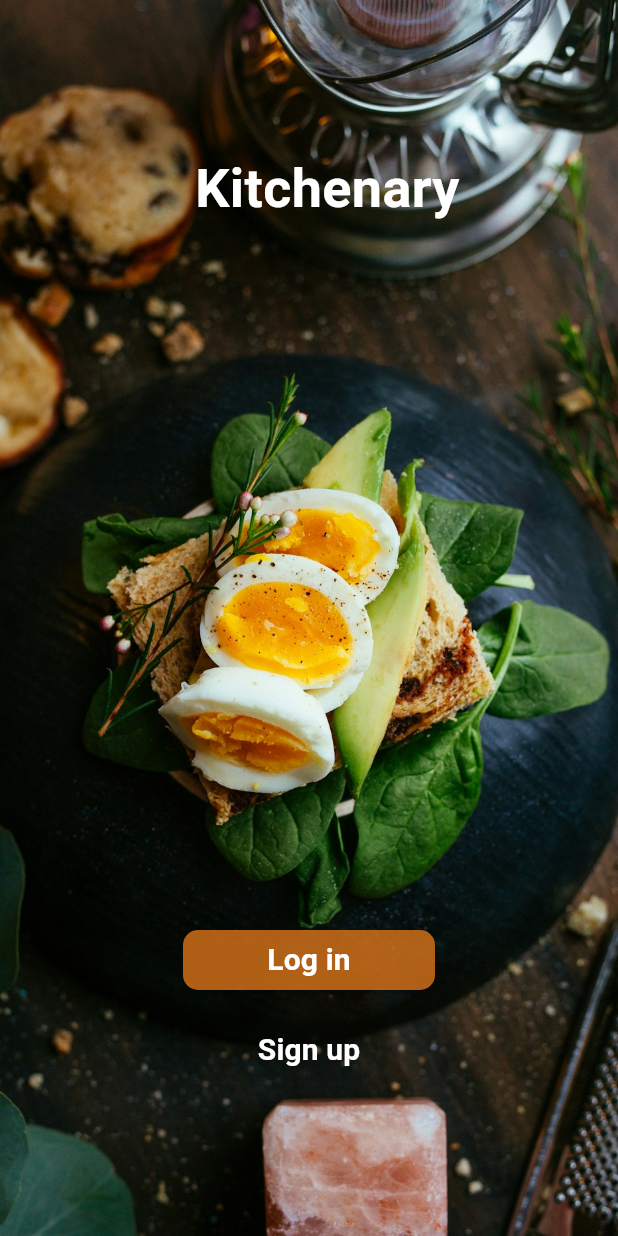
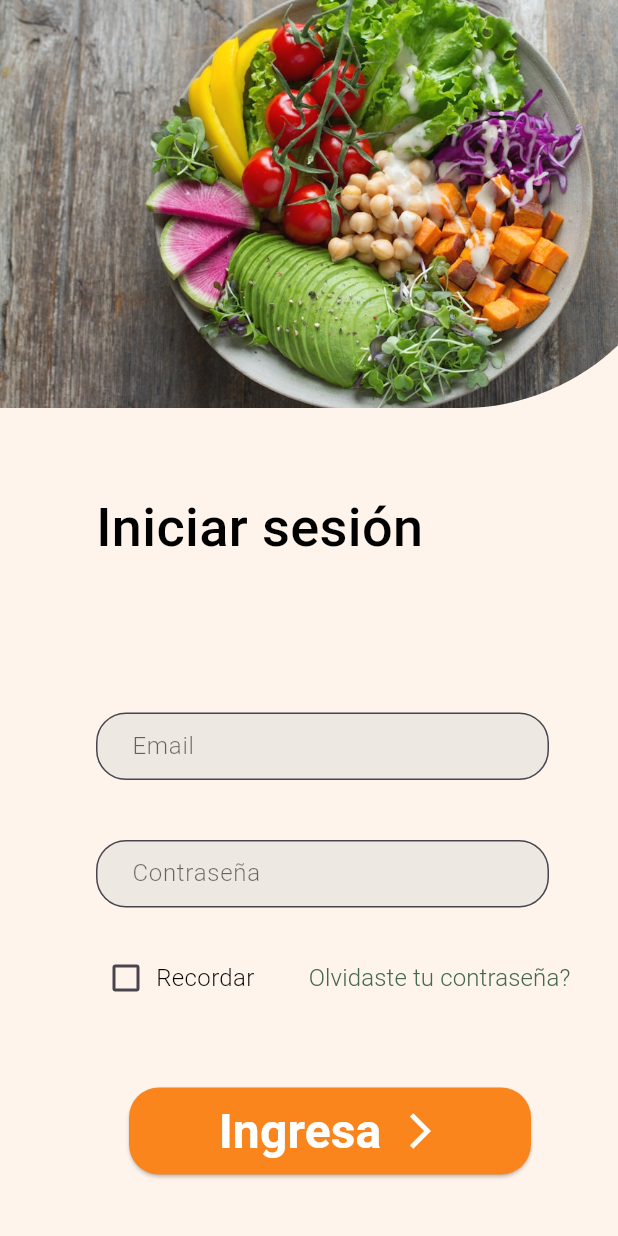
Before and after one commit to EduardoP0123/trabajo_kitchenary, a Flutter app: the screen it shows after launch, after a tap on "Log in", on a phone screen of 412 x 824 dp. Run offline on Flutter 3.47's test engine with Material 3 defaults, Android fonts, the phone set to English and light mode, and no system bars; Roboto replaces fonts that are missing (Fira Code, Khula).

Commit message:
login_screen, register_screen

```diff
--- /dev/null
+++ b/lib/screens/login_register__screens/login_screen.dart
@@ -0,0 +1,248 @@
+import 'package:flutter/material.dart';
+import 'package:proyecto_final_construccion/screens/login_register__screens/register_screen.dart';
+
+class LoginScreen extends StatefulWidget {
+  const LoginScreen({super.key});
+
+  @override
+  State<LoginScreen> createState() => _LoginScreenState();
+}
+
+class _LoginScreenState extends State<LoginScreen> {
+  bool rememberMe = false;
+  final TextEditingController emailController = TextEditingController();
+  final TextEditingController passwordController = TextEditingController();
+
+  @override
+  Widget build(BuildContext context) {
+    final size = MediaQuery.of(context).size;
+    return Scaffold(
+      backgroundColor: const Color(0xFFFFF4EB),
+      body: Stack(
+        children: [
+          // Fondo superior con imagen y borde redondeado
+          Positioned(
+            left: 0,
+            top: 0,
+            child: Opacity(
+              opacity: 0.97,
+              child: Container(
+                width: size.width + 46, // 430 + 46 = 476
+                height: 272,
+                decoration: const ShapeDecoration(
+                  image: DecorationImage(
+                    // Usa AssetImage si tienes la imagen local, si no, usa NetworkImage
+                    image: AssetImage('assets/images/login.jpg'),
+                    fit: BoxFit.cover,
+                  ),
+                  shape: RoundedRectangleBorder(
+                    borderRadius: BorderRadius.only(
+                      bottomRight: Radius.circular(150),
+                    ),
+                  ),
+                ),
+              ),
+            ),
+          ),
+
+          // Título "Iniciar sesión"
+          Positioned(
+            left: 64,
+            top: 326,
+            child: SizedBox(
+              width: 307,
+              height: 47,
+              child: Text(
+                'Iniciar sesión',
+                style: TextStyle(
+                  color: Colors.black,
+                  fontSize: 36,
+                  fontFamily: 'Fira Code',
+                  fontWeight: FontWeight.w500,
+                ),
+              ),
+            ),
+          ),
+
+          // Campo Email (TextField)
+          Positioned(
+            left: 64,
+            top: 475,
+            child: SizedBox(
+              width: 302,
+              height: 45,
+              child: TextField(
+                controller: emailController,
+                decoration: InputDecoration(
+                  hintText: 'Email',
+                  hintStyle: TextStyle(
+                    color: Colors.black.withOpacity(0.58),
+                    fontSize: 16,
+                    fontFamily: 'Khula',
+                    fontWeight: FontWeight.w300,
+                  ),
+                  filled: true,
+                  fillColor: const Color(0x72D9D9D9),
+                  contentPadding: const EdgeInsets.symmetric(horizontal: 20, vertical: 10),
+                  border: OutlineInputBorder(
+                    borderRadius: BorderRadius.circular(20),
+                  ),
+                ),
+              ),
+            ),
+          ),
+
+          // Campo Contraseña (TextField)
+          Positioned(
+            left: 64,
+            top: 560,
+            child: SizedBox(
+              width: 302,
+              height: 45,
+              child: TextField(
+                controller: passwordController,
+                obscureText: true,
+                decoration: InputDecoration(
+                  hintText: 'Contraseña',
+                  hintStyle: TextStyle(
+                    color: Colors.black.withOpacity(0.58),
+                    fontSize: 16,
+                    fontFamily: 'Khula',
+                    fontWeight: FontWeight.w300,
+                  ),
+                  filled: true,
+                  fillColor: const Color(0x72D9D9D9),
+                  contentPadding: const EdgeInsets.symmetric(horizontal: 20, vertical: 10),
+                  border: OutlineInputBorder(
+                    borderRadius: BorderRadius.circular(20),
+                  ),
+                ),
+              ),
+            ),
+          ),
+
+          // Recordar (Checkbox) y Olvidaste tu contraseña? (Botón)
+          Positioned(
+            left: 64,
+            top: 628,
+            child: Row(
+              children: [
+                Checkbox(
+                  value: rememberMe,
+                  onChanged: (value) {
+                    setState(() {
+                      rememberMe = value ?? false;
+                    });
+                  },
+                  activeColor: const Color(0xFFFA851D),
+                  materialTapTargetSize: MaterialTapTargetSize.shrinkWrap,
+                ),
+                const Text(
+                  'Recordar',
+                  style: TextStyle(
+                    color: Colors.black,
+                    fontSize: 16,
+                    fontFamily: 'Khula',
+                    fontWeight: FontWeight.w300,
+                  ),
+                ),
+                const SizedBox(width: 24),
+                TextButton(
+                  onPressed: () {
+                    // Acción de olvidar contraseña
+                  },
+                  child: const Text(
+                    'Olvidaste tu contraseña?',
+                    style: TextStyle(
+                      color: Color(0xFF436850),
+                      fontSize: 16,
+                      fontFamily: 'Khula',
+                      fontWeight: FontWeight.w300,
+                    ),
+                  ),
+                ),
+              ],
+            ),
+          ),
+          // Botón "Ingresa"
+          Positioned(
+            left: 86,
+            top: 725,
+            child: SizedBox(
+              width: 268,
+              height: 58,
+              child: ElevatedButton(
+                style: ElevatedButton.styleFrom(
+                  backgroundColor: const Color(0xFFFA851D),
+                  shape: RoundedRectangleBorder(
+                    borderRadius: BorderRadius.circular(20),
+                  ),
+                ),
+                onPressed: () {
+                  // Acción de login
+                },
+                child: Row(
+                  mainAxisAlignment: MainAxisAlignment.center,
+                  children: [
+                    const Text(
+                      'Ingresa',
+                      style: TextStyle(
+                        color: Colors.white,
+                        fontSize: 32,
+                        fontFamily: 'Khula',
+                        fontWeight: FontWeight.w600,
+                      ),
+                    ),
+                    const SizedBox(width: 12),
+                    const Icon(
+                      Icons.arrow_forward_ios,
+                      color: Colors.white,
+                      size: 28,
+                    ),
+                  ],
+                ),
+              ),
+            ),
+          ),
+          // Texto "No tienes una cuenta? Registrate" (Registrate es botón)
+          Positioned(
+            left: 75,
+            top: 858,
+            child: Row(
+              children: [
+                const Text(
+                  'No tienes una cuenta? ',
+                  style: TextStyle(
+                    color: Colors.black,
+                    fontSize: 20,
+                    fontFamily: 'Khula',
+                    fontWeight: FontWeight.w300,
+                  ),
+                ),
+                TextButton(
+                  onPressed: () {
+                    Navigator.push(
+                      context,
+                      MaterialPageRoute(
+                        builder: (context) => const RegisterScreen(),
+                      ),
+                    );
+                  },
+                  child: const Text(
+                    'Registrate',
+                    style: TextStyle(
+                      color: Color(0xFF436850),
+                      fontSize: 20,
+                      fontFamily: 'Khula',
+                      fontWeight: FontWeight.w300,
+                    ),
+                  ),
+                ),
+              ],
+            ),
+          ),
+        ],
+      ),
+    );
+  }
+}
--- /dev/null
+++ b/lib/screens/login_register__screens/register_screen.dart
@@ -0,0 +1,12 @@
+import 'package:flutter/material.dart';
+
+class RegisterScreen extends StatelessWidget {
+  const RegisterScreen({super.key});
+
+  @override
+  Widget build(BuildContext context) {
+    return Scaffold(
+
+    );
+  }
+}
--- a/lib/screens/start_screen.dart
+++ b/lib/screens/start_screen.dart
@@ -1,4 +1,6 @@
 import 'package:flutter/material.dart';
+import 'login_register__screens/login_screen.dart';
+import 'login_register__screens/register_screen.dart';
 
 class StartScreen extends StatelessWidget {
   const StartScreen({Key? key}) : super(key: key);
@@ -18,7 +20,8 @@ class StartScreen extends StatelessWidget {
         ),
         child: Stack(
           children: [
-            // "Kitchenary" title
+
+            // logo "Kitchenary"
             Positioned(
               top: 100,
               left: 130,
@@ -32,6 +35,7 @@ class StartScreen extends StatelessWidget {
                 ),
               ),
             ),
+
             // Log in button
             Positioned(
               bottom: 100,
@@ -50,7 +54,14 @@ class StartScreen extends StatelessWidget {
                             borderRadius: BorderRadius.circular(10),
                           ),
                         ),
-                        onPressed: () {},
+                        onPressed: () {
+                          Navigator.push(
+                            context,
+                            MaterialPageRoute(
+                              builder: (context) => const LoginScreen(),
+                            ),
+                          );
+                        },
                         child: const Text(
                           'Log in',
                           style: TextStyle(
@@ -63,7 +74,14 @@ class StartScreen extends StatelessWidget {
                     ),
                     const SizedBox(height: 16),
                     TextButton(
-                      onPressed: () {},
+                      onPressed: () {
+                        Navigator.push(
+                          context,
+                          MaterialPageRoute(
+                            builder: (context) => const RegisterScreen(),
+                          ),
+                        );
+                      },
                       child: const Text(
                         'Sign up',
                         style: TextStyle(
--- a/pubspec.yaml
+++ b/pubspec.yaml
@@ -60,7 +60,10 @@ flutter:
   # To add assets to your application, add an assets section, like this:
   assets:
     - assets/images/start_photo.jpg
-  #   - images/a_dot_ham.jpeg
+    - assets/images/logo_1.svg
+    - assets/images/logo_2.svg
+    - assets/images/login.jpg
+    - assets/icons/login_icon.svg
 
   # An image asset can refer to one or more resolution-specific "variants", see
   # https://flutter.dev/to/resolution-aware-images
```
Also changed, not shown: assets/icons/login_icon.svg (added), assets/images/login.jpg (added), assets/images/logo_1.svg (added), assets/images/logo_2.svg (added), 1 other file.
